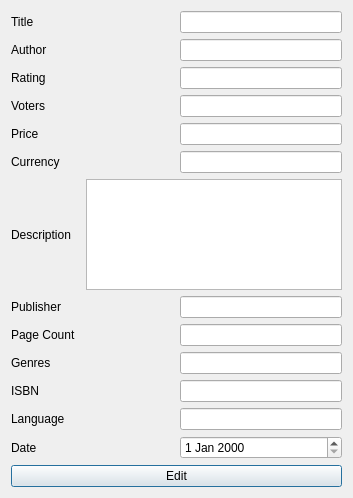
Above: code/projectnemilo/editdialog.ui from ulcorn/dsba-itop2023-hw before the change. Below: the same form after it.
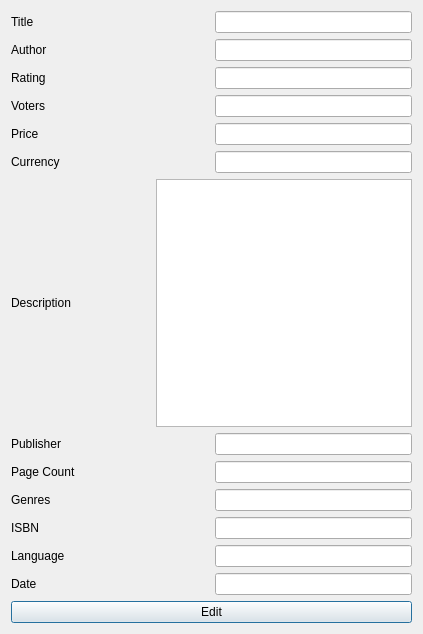
That is the form after the change.

The edit to the form file:
```diff
--- a/code/projectnemilo/editdialog.ui
+++ b/code/projectnemilo/editdialog.ui
@@ -6,8 +6,8 @@
    <rect>
     <x>0</x>
     <y>0</y>
-    <width>353</width>
-    <height>498</height>
+    <width>423</width>
+    <height>634</height>
    </rect>
   </property>
   <property name="windowTitle">
@@ -354,7 +354,7 @@
       </widget>
      </item>
      <item>
-      <widget class="QDateEdit" name="editDate">
+      <widget class="QLineEdit" name="editDate">
        <property name="sizePolicy">
         <sizepolicy hsizetype="Preferred" vsizetype="Fixed">
          <horstretch>0</horstretch>
```
